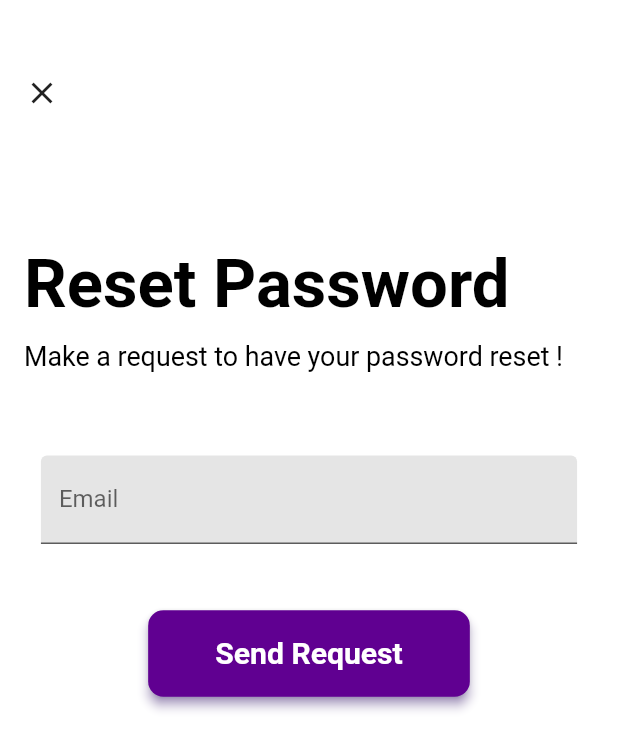
After one commit to witchfindertr/saletick, a Flutter app: the RegisterScreen screen opened by its route, after a tap on "Forgot Password?", on a phone screen of 412 x 824 dp. The commit adds this screen. Shown: the top 750 px of the screen. Run offline on Flutter 3.47's test engine with Material 2 defaults, Android fonts, the phone set to English and light mode, and no system bars; our stand-ins replace cloud_firestore, file_picker, firebase_auth, firebase_core, firebase_storage, get and 5 more; accounts and stored records are empty; network calls fail; Roboto replaces fonts that are missing (Georgia).

Commit message:
Saletick almost ready: modified admin capabilities

```diff
--- a/lib/app_constants/routes.dart
+++ b/lib/app_constants/routes.dart
@@ -1,5 +1,4 @@
 import 'package:get/get.dart';
-import 'package:saletick/screens/auth_screens/employerlogin.dart';
 import 'package:saletick/screens/auth_screens/login.dart';
 import 'package:saletick/screens/auth_screens/register_screen.dart';
 import 'package:saletick/screens/home/tarnor_home.dart';
@@ -29,13 +28,7 @@ class Routes {
       page: () => const TanorHomeScreen(),
       transition: Transition.fadeIn,
     ),
-    // employer login screen
-    GetPage(
-      name: EmployerLoginScreen.routeName,
-      page: () => const EmployerLoginScreen(),
-      transition: Transition.fade,
-    ),
-    // employee login screen
+    // login screen
     GetPage(
       name: LoginScreen.routeName,
       page: () => const LoginScreen(),
--- a/lib/custom_widgets/inputs/input_field_plus_text.dart
+++ b/lib/custom_widgets/inputs/input_field_plus_text.dart
@@ -76,9 +76,7 @@ class InputFieldPlusTextWidget extends StatelessWidget {
               ),
               fillColor: AppColors.inputFillColor,
               filled: true,
-              enabledBorder: Theme.of(context).inputDecorationTheme.enabledBorder!.copyWith(
-                borderSide: const BorderSide(width: 0.0, color: Colors.white)
-              ),
+              enabledBorder: Theme.of(context).inputDecorationTheme.enabledBorder,
               errorStyle: Theme.of(context).inputDecorationTheme.errorStyle,
               errorBorder: Theme.of(context).inputDecorationTheme.enabledBorder,
               focusedBorder: Theme.of(context).inputDecorationTheme.focusedBorder,
--- a/lib/main.dart
+++ b/lib/main.dart
@@ -4,6 +4,9 @@ import 'package:get/get.dart';
 import 'package:saletick/app_constants/routes.dart';
 import 'package:saletick/bindings/custom_bindings.dart';
 import 'package:saletick/firebase_options.dart';
+import 'package:saletick/screens/auth_screens/reset_passeord_screen.dart';
+import 'package:saletick/screens/dashboard/add_new_staff_screen.dart';
+import 'package:saletick/screens/products/add_new_product.dart';
 
 
 
--- a/lib/models/user_model.dart
+++ b/lib/models/user_model.dart
@@ -6,22 +6,24 @@ class UserModel {
   String firstName;
   String surname;
   String email;
-  bool isStaff;
+  bool isAdmin;
   String phoneNumber;
   String position;
   String dateEmployed;
   String imageUrl;
+  String myAdminEmailAddress;
   List<SalesModel> mySales;
 
   UserModel({
     required this.firstName,
     required this.surname,
     required this.email,
-    required this.isStaff,
+    required this.isAdmin,
     required this.phoneNumber,
     required this.position,
     required this.dateEmployed,
     required this.imageUrl,
+    required this.myAdminEmailAddress,
     required this.mySales,
   });
 
@@ -30,11 +32,12 @@ class UserModel {
     firstName = snapshot['first_name'],
     surname = snapshot['surname'],
     email = snapshot['email'],
-    isStaff = snapshot['is_staff'],
+    isAdmin = snapshot['is_admin'],
     phoneNumber = snapshot['phone'],
     position = snapshot['position'],
     dateEmployed = snapshot['date_employed'],
     imageUrl = snapshot['image_url'],
+    myAdminEmailAddress = snapshot['my_admin_email'],
     mySales = snapshot['my_sales'] == null? [] : (snapshot['my_sales'] as List).map((e) => SalesModel.fromJson(e as Map<String, dynamic>)).toList();
 
 
@@ -43,11 +46,12 @@ class UserModel {
     firstName = json['first_name'],
     surname = json['surname'],
     email = json['email'],
-    isStaff = json['is_staff'],
+    isAdmin = json['is_admin'],
     phoneNumber = json['phone'],
     position = json['position'],
     dateEmployed = json['date_employed'],
     imageUrl = json['image_url'],
+    myAdminEmailAddress = json['my_admin_email'],
     mySales = json['my_sales'] == null? [] : (json['my_sales'] as List).map((e) => SalesModel.fromJson(e as Map<String, dynamic>)).toList();
 
 
@@ -58,11 +62,12 @@ class UserModel {
     data['first_name'] = this.firstName;
     data['surname'] = this.surname;
     data['email'] = this.email;
-    data['is_staff'] = this.isStaff;
+    data['is_admin'] = this.isAdmin;
     data['phone'] = this.phoneNumber;
     data['position'] = this.position;
     data['date_employed'] = this.dateEmployed;
     data['image_url'] = this.imageUrl;
+    data['my_admin_email'] = this.myAdminEmailAddress;
     data['my_sales'] = this.mySales;
 
     return data;
--- a/lib/screens/auth_screens/register_screen.dart
+++ b/lib/screens/auth_screens/register_screen.dart
@@ -5,6 +5,7 @@ import 'package:saletick/app_constants/app_dimensions.dart';
 import 'package:saletick/app_constants/custom_text_styles.dart';
 import 'package:saletick/controllers/auth_controller.dart';
 import 'package:saletick/custom_widgets/buttons/main_button.dart';
+import 'package:saletick/screens/auth_screens/reset_passeord_screen.dart';
 
 
 class RegisterScreen extends StatefulWidget {
@@ -27,6 +28,15 @@ class _RegisterScreenState extends State<RegisterScreen> {
   final firstNameController = TextEditingController();
 
   var authController = Get.find<AuthController>();
+
+  @override
+  void dispose() {
+    emailController.dispose();
+    passwordController.dispose();
+    lastNameController.dispose();
+    firstNameController.dispose();
+    super.dispose();
+  }
 
   @override
   Widget build(BuildContext context) {
@@ -70,6 +80,7 @@ class _RegisterScreenState extends State<RegisterScreen> {
                       child: TextFormField(
                         autocorrect: true,
                         controller: emailController,
+                        textInputAction: TextInputAction.next,
                         validator: ((email) {
                           if(email!.isEmpty){
                             return 'Email field is empty. Provide your email';
@@ -111,6 +122,7 @@ class _RegisterScreenState extends State<RegisterScreen> {
                       alignment: Alignment.topCenter,
                       child: TextFormField(
                         autocorrect: true,
+                        textInputAction: TextInputAction.next,
                         controller: firstNameController,
                         validator: ((fname) {
                           if(fname!.isEmpty){
@@ -152,6 +164,7 @@ class _RegisterScreenState extends State<RegisterScreen> {
                       alignment: Alignment.topCenter,
                       child: TextFormField(
                         autocorrect: true,
+                        textInputAction: TextInputAction.next,
                         controller: lastNameController,
                         validator: ((lname) {
                           if(lname!.isEmpty){
@@ -192,6 +205,7 @@ class _RegisterScreenState extends State<RegisterScreen> {
                       margin: EdgeInsets.only(bottom: Dimensions.size15),
                       child: TextFormField(
                         controller: passwordController,
+                        textInputAction: TextInputAction.next,
                         decoration: InputDecoration(
                           fillColor: AppColors.inputFillColor,
                           filled: true,
@@ -233,6 +247,7 @@ class _RegisterScreenState extends State<RegisterScreen> {
                 mainAxisAlignment: MainAxisAlignment.spaceEvenly,
                 children: [
                   InkWell(
+                    onTap: () => Get.to(const ResetPasswordScreen()),
                     child: Text(
                       "Forgot Password?",
                       style: headline4.copyWith(color: AppColors.mainTextColor2),
--- /dev/null
+++ b/lib/screens/auth_screens/reset_passeord_screen.dart
@@ -0,0 +1,142 @@
+import 'package:flutter/material.dart';
+import 'package:get/get.dart';
+import 'package:saletick/app_constants/app_colors.dart';
+import 'package:saletick/app_constants/app_dimensions.dart';
+import 'package:saletick/controllers/auth_controller.dart';
+import 'package:saletick/custom_widgets/buttons/main_button.dart';
+import 'package:saletick/utilities/feedback.dart';
+
+class ResetPasswordScreen extends StatefulWidget {
+  const ResetPasswordScreen({Key? key}) : super(key: key);
+
+
+  @override
+  State<ResetPasswordScreen> createState() => _ResetPasswordScreenState();
+}
+
+class _ResetPasswordScreenState extends State<ResetPasswordScreen> {
+
+  // text controller
+  final emailController = TextEditingController();
+
+  // form key
+  var resetPswdForm = GlobalKey<FormState>();
+
+  // auth controller
+  var authController = Get.find<AuthController>();
+
+  @override
+  void dispose() {
+    emailController.dispose();
+    super.dispose();
+  }
+
+  @override
+  Widget build(BuildContext context) {
+    var size = MediaQuery.of(context).size;
+    return Scaffold(
+      body: Container(
+        width: size.width,
+        height: size.height,
+        color: Colors.white,
+        child: SingleChildScrollView(
+          child: Padding(
+            padding: const EdgeInsets.only(left: 16.0, right: 16.0, top: 50.0, bottom: 25.0),
+            child: Form(
+              key: resetPswdForm,
+              child: Column(
+                crossAxisAlignment: CrossAxisAlignment.start,
+                mainAxisSize: MainAxisSize.min,
+                children: [
+                  GestureDetector(
+                    onTap: () => Navigator.pop(context),
+                    child: const Icon(Icons.close),
+                  ),
+                  SizedBox(height: Dimensions.size40*2),
+                  Text(
+                    'Reset Password',
+                    style: TextStyle(
+                      fontSize: Dimensions.size40,
+                      fontWeight: FontWeight.bold,
+                      color: Colors.black,
+                    ),
+                  ),
+                  SizedBox(height: Dimensions.size10),
+                  Text(
+                    'Make a request to have your password reset !',
+                    style: TextStyle(
+                      fontSize: Dimensions.size16,
+                      color: Colors.black,
+                    ),
+                  ),
+                  SizedBox(height: Dimensions.size40),
+                  Container(
+                    padding: EdgeInsets.symmetric(vertical: Dimensions.size10, horizontal: Dimensions.size10),
+                    alignment: Alignment.topCenter,
+                    child: TextFormField(
+                      autocorrect: true,
+                      controller: emailController,
+                      textInputAction: TextInputAction.done,
+                      validator: ((email) {
+                        if(email!.isEmpty){
+                          return 'Email field is empty. Provide your email';
+                        }else if(!email.contains('@') || !email.contains('.')){
+                          return 'Invalid email address';
+                        }else{
+                          return null;
+                        }
+                      }),
+                      decoration: InputDecoration(
+                        labelText: "Email",
+                        fillColor: AppColors.inputFillColor,
+                        filled: true,
+                        labelStyle:
+                            Theme.of(context).inputDecorationTheme.labelStyle,
+                        enabled: true,
+                        enabledBorder:
+                            Theme.of(context).inputDecorationTheme.enabledBorder,
+                        errorStyle:
+                            Theme.of(context).inputDecorationTheme.errorStyle,
+                        border: Theme.of(context).inputDecorationTheme.border,
+                        errorBorder:
+                            Theme.of(context).inputDecorationTheme.enabledBorder,
+                        focusedBorder:
+                            Theme.of(context).inputDecorationTheme.focusedBorder,
+                        hintStyle: Theme.of(context).inputDecorationTheme.hintStyle,
+                        helperStyle:
+                            Theme.of(context).inputDecorationTheme.helperStyle,
+                      ),
+                    ),
+                  ),
+                  SizedBox(height: Dimensions.size30),
+                  Align(
+                    alignment: Alignment.center,
+                    child: MainButton(
+                      onPressed: () async {
+                        if(resetPswdForm.currentState!.validate()){
+                          // supplied email
+                          String email = emailController.text.trim();
+                          // check is email is an admin email
+                          bool isAnAdmin = await authController.adminCheckBeforePswdReset(email);
+
+                          if(isAnAdmin){
+                            authController.kickOffPasswordReset(email);
+                            Get.back();
+                          }else{
+                            UserFeedBack.showError("This feature is only available for registered admin users");
+                          }
+                        }
+                      },
+                      text: 'Send Request'
+                    ),
+                  ),
+                ],
+              ),
+            ),
+          ),
+        ),
+      ),
+    );
+  }
+
+}
--- a/lib/screens/dashboard/admin.dart
+++ b/lib/screens/dashboard/admin.dart
@@ -73,7 +73,7 @@ class _AdminScreenState extends State<AdminScreen> {
       // if not null, check if user has made any sell,
       body: Obx(() {
           return authController.isLoading.value? const Center(child: CircularProgressIndicator()) : SingleChildScrollView(
-            child: authController.currentUserData.isStaff? Center(
+            child: !(authController.currentUserData.isAdmin)? Center(
               child: Container(
                 margin: EdgeInsets.only(top: Dimensions.screenHeight*0.5),
                 child: Text(
@@ -338,7 +338,7 @@ class _AdminScreenState extends State<AdminScreen> {
           );
         }
       ),
-      floatingActionButton: authController.currentUserData.isStaff? null : FloatingActionButton.extended(
+      floatingActionButton: !(authController.currentUserData.isAdmin)? null : FloatingActionButton.extended(
         elevation: 3,
         label: Text(
           'See Total Icome',
--- a/lib/screens/products/inventory_detail_screen.dart
+++ b/lib/screens/products/inventory_detail_screen.dart
@@ -201,7 +201,7 @@ class InventoryDetailScreen extends StatelessWidget {
             Column(
               mainAxisAlignment: MainAxisAlignment.center,
               children: [
-                if(!authController.currentUserData.isStaff)
+                if(authController.currentUserData.isAdmin)
                   Column(
                     children: [
                       MainButton(
--- a/lib/screens/products/inventory_list_screen.dart
+++ b/lib/screens/products/inventory_list_screen.dart
@@ -134,7 +134,8 @@ class InventoryListScreen extends StatelessWidget {
           }
         ),
       ),
-      floatingActionButton: authController.currentUserData.isStaff? null : FloatingActionButton(
+      floatingActionButton: FloatingActionButton(
+      // floatingActionButton: !(authController.currentUserData.isAdmin)? null : FloatingActionButton(
         elevation: 3,
         child: const Icon(Icons.add),
         onPressed: (){
--- a/lib/screens/products/sell_a_product.dart
+++ b/lib/screens/products/sell_a_product.dart
@@ -194,9 +194,11 @@ class _SellAProductScreenState extends State<SellAProductScreen> {
                                   Get.back();
                                   // Calling our function for Selling of Product (productController)
                                   productController.sellProductItem(
+                                    authController.currentUserData.myAdminEmailAddress,
                                     productModel: widget.product,
                                     unitSold: int.parse(unitSoldController.text.trim()),
-                                    soldTo: soldToWhoController.text.trim()
+                                    soldTo: soldToWhoController.text.trim(),
+                                    isAdmin: authController.currentUserData.isAdmin,
                                   );
                                 },
                                 confirmQuestion: 'You want to go on to sell this product?'
```
Also changed, not shown: lib/controllers/auth_controller.dart (+95 -23 lines), lib/controllers/product_controller.dart (+84 -26 lines), lib/screens/auth_screens/employerlogin.dart (deleted, +0 -221 lines), lib/screens/auth_screens/login.dart (+27 -23 lines), lib/screens/dashboard/staff_list_screen.dart (+5 -4 lines), lib/screens/intro/welcome.dart (+0 -8 lines), 1 other file. Lines whose indentation alone changed are shown as unchanged.
